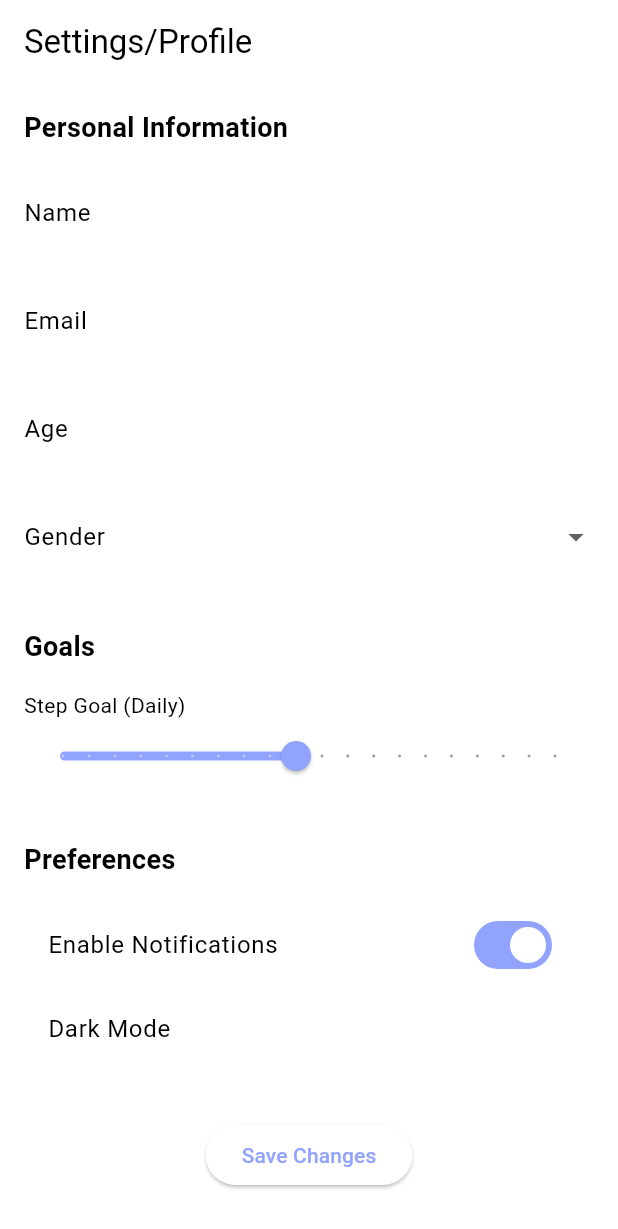
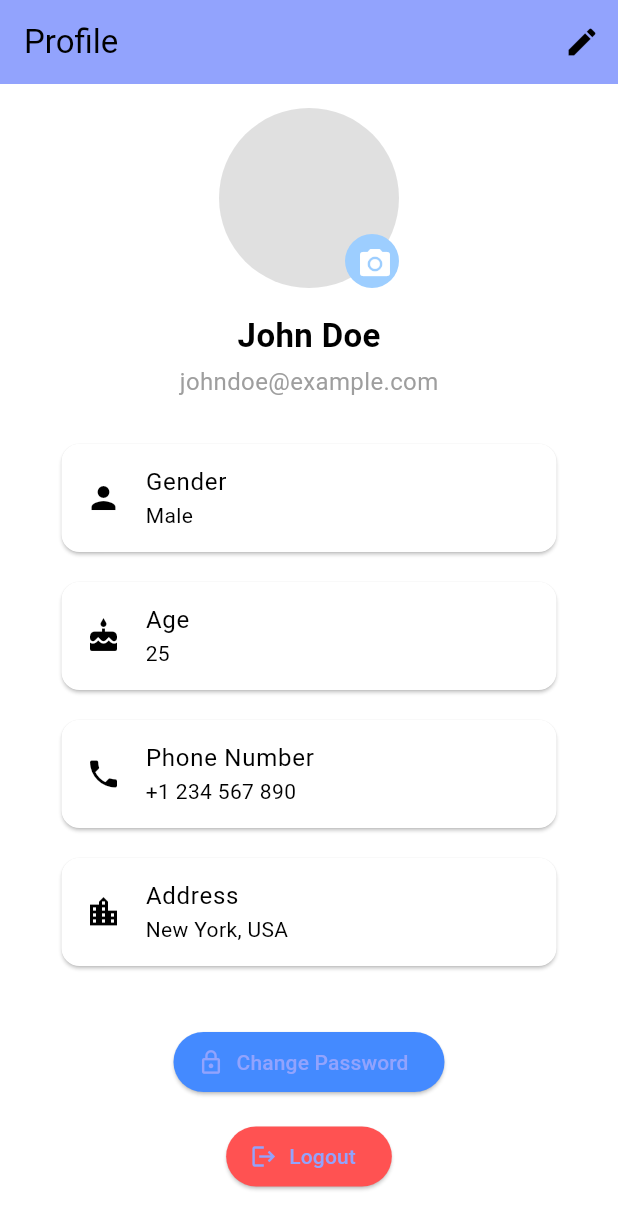
Before and after one commit to KaozhiChen/fitness_tracker_app, a Flutter app: the ProfilePage screen opened directly, on a phone screen of 412 x 824 dp. Shown: the top 1229 px of the screen. Run offline on Flutter 3.47's test engine with Material 3 defaults, Android fonts, the phone set to English and light mode, and no system bars; our stand-ins replace flutter_svg, sqflite; accounts and stored records are empty.

Commit message:
profile commit

```diff
--- a/lib/pages/profile.dart
+++ b/lib/pages/profile.dart
@@ -1,154 +1,139 @@
+import 'package:fitness_tracker_app/theme/colors.dart';
 import 'package:flutter/material.dart';
 
-class ProfilePage extends StatefulWidget {
+class ProfilePage extends StatelessWidget {
   const ProfilePage({super.key});
-
-  @override
-  State<ProfilePage> createState() => _ProfilePageState();
-}
-
-class _ProfilePageState extends State<ProfilePage> {
-  final _formKey = GlobalKey<FormState>();
-
-  final TextEditingController _nameController = TextEditingController();
-  final TextEditingController _emailController = TextEditingController();
-  final TextEditingController _ageController = TextEditingController();
-
-  String? _selectedGender;
-  double _stepGoal = 10000;
-
-  bool _notificationsEnabled = true;
-  bool _darkMode = false;
 
   @override
   Widget build(BuildContext context) {
     return Scaffold(
       appBar: AppBar(
-        title: const Text('Settings/Profile'),
+        title: const Text('Profile'),
+        backgroundColor: primary,
+        actions: [
+          IconButton(
+            icon: const Icon(Icons.edit),
+            onPressed: () {
+              // 编辑资料逻辑
+            },
+          )
+        ],
       ),
       body: SingleChildScrollView(
-        padding: const EdgeInsets.all(16.0),
-        child: Form(
-          key: _formKey,
+        child: Padding(
+          padding: const EdgeInsets.all(16.0),
           child: Column(
-            crossAxisAlignment: CrossAxisAlignment.start,
+            crossAxisAlignment: CrossAxisAlignment.center,
             children: [
-              const Text(
-                'Personal Information',
-                style: TextStyle(fontSize: 18, fontWeight: FontWeight.bold),
+              // 用户头像部分
+              Center(
+                child: Stack(
+                  children: [
+                    CircleAvatar(
+                      radius: 60,
+                      backgroundColor: Colors.grey[300],
+                      // backgroundImage: const AssetImage(
+                      //     "assets/images/profile_placeholder.png"), // 用户头像图片
+                    ),
+                    Positioned(
+                      bottom: 0,
+                      right: 0,
+                      child: Container(
+                        width: 36,
+                        height: 36,
+                        decoration: const BoxDecoration(
+                          shape: BoxShape.circle,
+                          color: secondary,
+                        ),
+                        child: IconButton(
+                          icon: const Icon(
+                            Icons.camera_alt,
+                            color: Colors.white,
+                          ),
+                          onPressed: () {
+                            // 更换头像逻辑
+                          },
+                        ),
+                      ),
+                    ),
+                  ],
+                ),
               ),
               const SizedBox(height: 16),
-              TextFormField(
-                controller: _nameController,
-                decoration: const InputDecoration(labelText: 'Name'),
-                validator: (value) {
-                  if (value == null || value.isEmpty) {
-                    return 'Please enter your name';
-                  }
-                  return null;
+
+              // 用户名和邮箱
+              const Text(
+                'John Doe',
+                style: TextStyle(fontSize: 22, fontWeight: FontWeight.bold),
+              ),
+              const SizedBox(height: 4),
+              const Text(
+                'johndoe@example.com',
+                style: TextStyle(fontSize: 16, color: Colors.grey),
+              ),
+              const SizedBox(height: 20),
+
+              // 用户详细信息（性别、年龄等）
+              const Card(
+                margin: EdgeInsets.symmetric(vertical: 10, horizontal: 25),
+                child: ListTile(
+                  leading: Icon(Icons.person),
+                  title: Text("Gender"),
+                  subtitle: Text("Male"),
+                ),
+              ),
+              const Card(
+                margin: EdgeInsets.symmetric(vertical: 10, horizontal: 25),
+                child: ListTile(
+                  leading: Icon(Icons.cake),
+                  title: Text("Age"),
+                  subtitle: Text("25"),
+                ),
+              ),
+              const Card(
+                margin: EdgeInsets.symmetric(vertical: 10, horizontal: 25),
+                child: ListTile(
+                  leading: Icon(Icons.phone),
+                  title: Text("Phone Number"),
+                  subtitle: Text("+1 234 567 890"),
+                ),
+              ),
+              const Card(
+                margin: EdgeInsets.symmetric(vertical: 10, horizontal: 25),
+                child: ListTile(
+                  leading: Icon(Icons.location_city),
+                  title: Text("Address"),
+                  subtitle: Text("New York, USA"),
+                ),
+              ),
+
+              // 操作按钮
+              const SizedBox(height: 30),
+              ElevatedButton.icon(
+                onPressed: () {
+                  // 更改密码逻辑
                 },
+                icon: const Icon(Icons.lock_outline),
+                label: const Text("Change Password"),
+                style: ElevatedButton.styleFrom(
+                  backgroundColor: Colors.blueAccent,
+                  shape: RoundedRectangleBorder(
+                    borderRadius: BorderRadius.circular(30),
+                  ),
+                ),
               ),
-              const SizedBox(height: 16),
-              TextFormField(
-                controller: _emailController,
-                decoration: const InputDecoration(labelText: 'Email'),
-                validator: (value) {
-                  if (value == null || value.isEmpty) {
-                    return 'Please enter your email';
-                  }
-
-                  if (!RegExp(r'^[^@]+@[^@]+\.[^@]+').hasMatch(value)) {
-                    return 'Please enter a valid email';
-                  }
-                  return null;
+              const SizedBox(height: 15),
+              ElevatedButton.icon(
+                onPressed: () {
+                  // 退出登录逻辑
                 },
-              ),
-              const SizedBox(height: 16),
-              TextFormField(
-                controller: _ageController,
-                keyboardType: TextInputType.number,
-                decoration: const InputDecoration(labelText: 'Age'),
-                validator: (value) {
-                  if (value == null || value.isEmpty) {
-                    return 'Please enter your age';
-                  }
-                  return null;
-                },
-              ),
-              const SizedBox(height: 16),
-              DropdownButtonFormField<String>(
-                decoration: const InputDecoration(labelText: 'Gender'),
-                value: _selectedGender,
-                items: ['Male', 'Female', 'Other']
-                    .map((gender) =>
-                        DropdownMenuItem(value: gender, child: Text(gender)))
-                    .toList(),
-                onChanged: (value) {
-                  setState(() {
-                    _selectedGender = value;
-                  });
-                },
-                validator: (value) {
-                  if (value == null) {
-                    return 'Please select your gender';
-                  }
-                  return null;
-                },
-              ),
-              const SizedBox(height: 32),
-              const Text(
-                'Goals',
-                style: TextStyle(fontSize: 18, fontWeight: FontWeight.bold),
-              ),
-              const SizedBox(height: 16),
-              const Text('Step Goal (Daily)'),
-              Slider(
-                value: _stepGoal,
-                min: 1000,
-                max: 20000,
-                divisions: 19,
-                label: '${_stepGoal.round()} steps',
-                onChanged: (double value) {
-                  setState(() {
-                    _stepGoal = value;
-                  });
-                },
-              ),
-              const SizedBox(height: 32),
-              const Text(
-                'Preferences',
-                style: TextStyle(fontSize: 18, fontWeight: FontWeight.bold),
-              ),
-              const SizedBox(height: 16),
-              SwitchListTile(
-                title: const Text('Enable Notifications'),
-                value: _notificationsEnabled,
-                onChanged: (bool value) {
-                  setState(() {
-                    _notificationsEnabled = value;
-                  });
-                },
-              ),
-              SwitchListTile(
-                title: const Text('Dark Mode'),
-                value: _darkMode,
-                onChanged: (bool value) {
-                  setState(() {
-                    _darkMode = value;
-                  });
-                },
-              ),
-              const SizedBox(height: 32),
-              Center(
-                child: ElevatedButton(
-                  onPressed: () {
-                    if (_formKey.currentState!.validate()) {
-                      ScaffoldMessenger.of(context).showSnackBar(
-                        const SnackBar(content: Text('Settings Updated')),
-                      );
-                    }
-                  },
-                  child: const Text('Save Changes'),
+                icon: const Icon(Icons.logout),
+                label: const Text("Logout"),
+                style: ElevatedButton.styleFrom(
+                  backgroundColor: Colors.redAccent,
+                  shape: RoundedRectangleBorder(
+                    borderRadius: BorderRadius.circular(30),
+                  ),
                 ),
               ),
             ],
```
